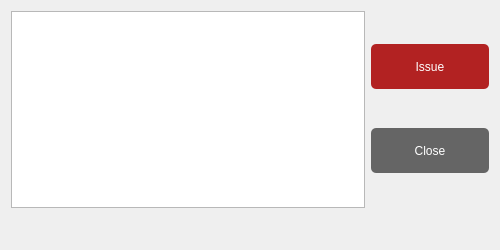
Old version of the form GeneratedUI/uifiles/issuebook.ui in the repository ayushr01/Library-Management-System.
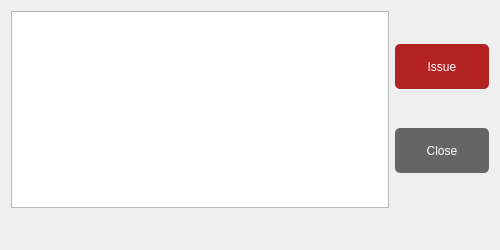
New version of the form.

Commit message: Adjusted delete and issue dialog button sizes

What changed in the file:
```diff
--- a/GeneratedUI/uifiles/issuebook.ui
+++ b/GeneratedUI/uifiles/issuebook.ui
@@ -27,7 +27,7 @@
   </property>
   <layout class="QVBoxLayout" name="verticalLayout_2" stretch="8,1">
    <item>
-    <layout class="QHBoxLayout" name="horizontalLayout" stretch="3,1">
+    <layout class="QHBoxLayout" name="horizontalLayout" stretch="4,1">
      <item>
       <widget class="QListWidget" name="memlist">
        <property name="editTriggers">
```
The commit also changes 5 other files.
